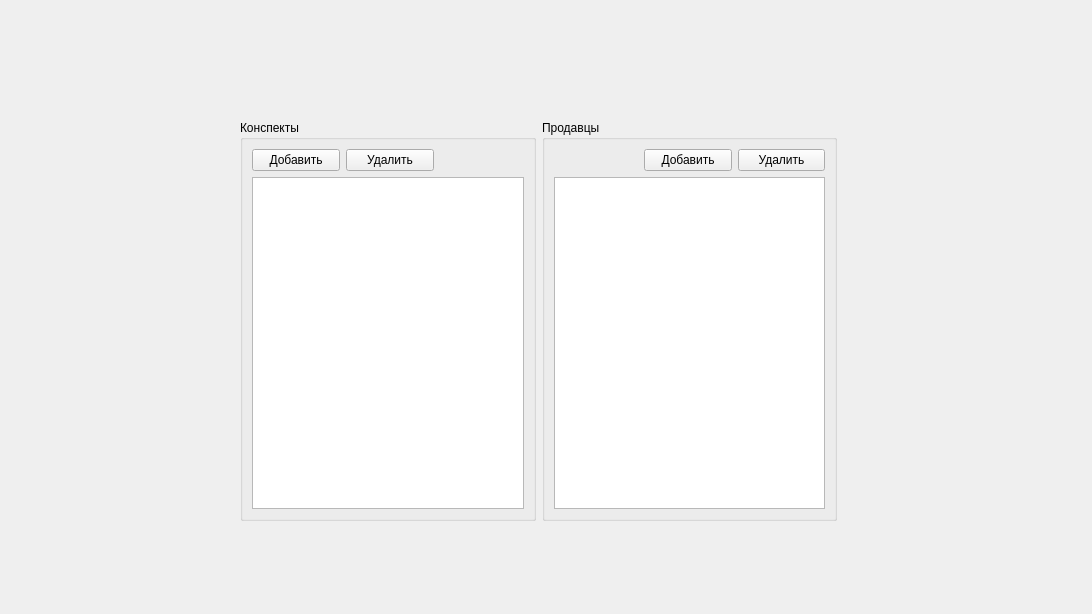
Qt form mainwindow.ui (ploschka/CureSuch) before a commit.
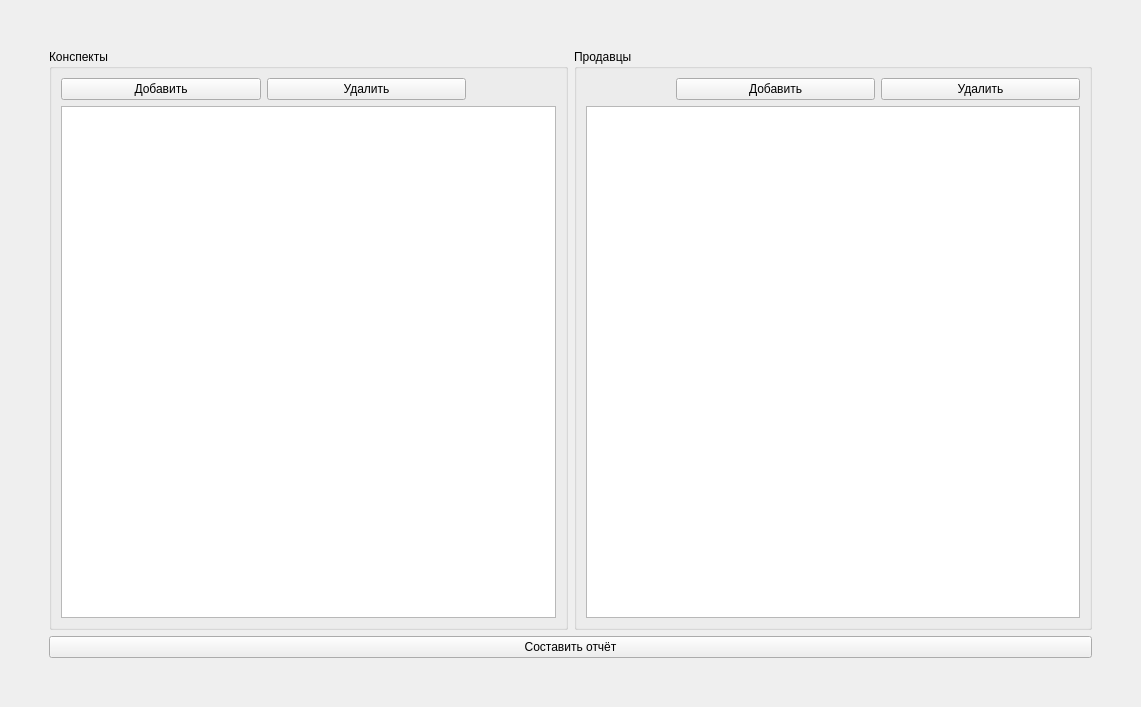
The same form after that commit.

```diff
--- a/mainwindow.ui
+++ b/mainwindow.ui
@@ -6,23 +6,48 @@
    <rect>
     <x>0</x>
     <y>0</y>
-    <width>1092</width>
-    <height>614</height>
+    <width>1141</width>
+    <height>707</height>
    </rect>
   </property>
   <property name="windowTitle">
    <string>MainWindow</string>
   </property>
   <widget class="QWidget" name="centralwidget">
-   <widget class="QWidget" name="">
-    <property name="geometry">
-     <rect>
-      <x>240</x>
-      <y>120</y>
-      <width>597</width>
-      <height>401</height>
-     </rect>
-    </property>
+   <layout class="QGridLayout" name="gridLayout">
+    <item row="0" column="1">
+     <spacer name="verticalSpacer_2">
+      <property name="orientation">
+       <enum>Qt::Vertical</enum>
+      </property>
+      <property name="sizeType">
+       <enum>QSizePolicy::Minimum</enum>
+      </property>
+      <property name="sizeHint" stdset="0">
+       <size>
+        <width>20</width>
+        <height>40</height>
+       </size>
+      </property>
+     </spacer>
+    </item>
+    <item row="3" column="1">
+     <spacer name="verticalSpacer">
+      <property name="orientation">
+       <enum>Qt::Vertical</enum>
+      </property>
+      <property name="sizeType">
+       <enum>QSizePolicy::Minimum</enum>
+      </property>
+      <property name="sizeHint" stdset="0">
+       <size>
+        <width>20</width>
+        <height>40</height>
+       </size>
+      </property>
+     </spacer>
+    </item>
+    <item row="1" column="1">
     <layout class="QHBoxLayout" name="horizontalLayout">
      <item>
       <widget class="QGroupBox" name="groupBox">
@@ -117,7 +142,47 @@
       </widget>
      </item>
     </layout>
-   </widget>
+    </item>
+    <item row="1" column="0">
+     <spacer name="horizontalSpacer_3">
+      <property name="orientation">
+       <enum>Qt::Horizontal</enum>
+      </property>
+      <property name="sizeType">
+       <enum>QSizePolicy::Preferred</enum>
+      </property>
+      <property name="sizeHint" stdset="0">
+       <size>
+        <width>40</width>
+        <height>20</height>
+       </size>
+      </property>
+     </spacer>
+    </item>
+    <item row="1" column="2">
+     <spacer name="horizontalSpacer_4">
+      <property name="orientation">
+       <enum>Qt::Horizontal</enum>
+      </property>
+      <property name="sizeType">
+       <enum>QSizePolicy::Maximum</enum>
+      </property>
+      <property name="sizeHint" stdset="0">
+       <size>
+        <width>40</width>
+        <height>20</height>
+       </size>
+      </property>
+     </spacer>
+    </item>
+    <item row="2" column="1">
+     <widget class="QPushButton" name="ReportButton">
+      <property name="text">
+       <string>Составить отчёт</string>
+      </property>
+     </widget>
+    </item>
+   </layout>
   </widget>
  </widget>
  <resources/>
```
Left out of the diff: 20 changed lines with no effect on the pictures. Lines whose indentation alone changed are shown as unchanged.
